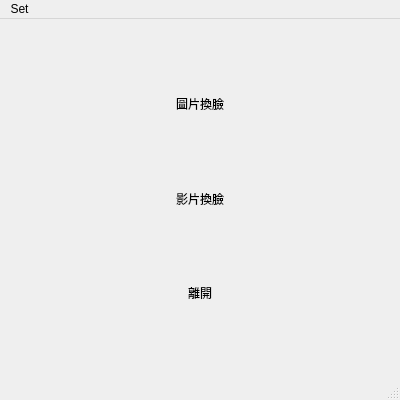
Before: the Qt Designer form Qtuic/main.ui in ShunHua0404/FaceSwap_application, drawn with Qt 5.
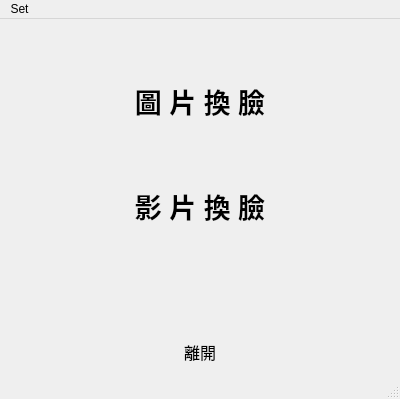
After: the same form once the commit is applied.

The edit to the form file:
```diff
--- a/Qtuic/main.ui
+++ b/Qtuic/main.ui
@@ -7,7 +7,7 @@
     <x>0</x>
     <y>0</y>
     <width>400</width>
-    <height>400</height>
+    <height>399</height>
    </rect>
   </property>
   <property name="maximumSize">
@@ -23,134 +23,264 @@
    <string notr="true"/>
   </property>
   <widget class="QWidget" name="centralwidget">
-   <layout class="QGridLayout" name="gridLayout_2">
-    <item row="1" column="0">
-     <layout class="QGridLayout" name="gridLayout">
-      <item row="10" column="0">
-       <widget class="QPushButton" name="pushButton_exit">
-        <property name="maximumSize">
-         <size>
-          <width>380</width>
-          <height>32</height>
-         </size>
-        </property>
-        <property name="styleSheet">
-         <string notr="true">*{border: 4px solid 'green';
-background: 'white';
-border-radius: 100px; 
-padding: 2px 0;
-margin: 1px 1px;}
-*:hover{background: 'green';}</string>
-        </property>
-        <property name="text">
-         <string>離開</string>
-        </property>
-       </widget>
-      </item>
-      <item row="7" column="0">
-       <spacer name="verticalSpacer_2">
+   <layout class="QVBoxLayout" name="verticalLayout">
+    <item>
+     <spacer name="verticalSpacer">
+      <property name="orientation">
+       <enum>Qt::Vertical</enum>
+      </property>
+      <property name="sizeHint" stdset="0">
+       <size>
+        <width>20</width>
+        <height>34</height>
+       </size>
+      </property>
+     </spacer>
+    </item>
+    <item>
+     <layout class="QHBoxLayout" name="horizontalLayout_3">
+      <item>
+       <spacer name="horizontalSpacer_5">
         <property name="orientation">
-         <enum>Qt::Vertical</enum>
+         <enum>Qt::Horizontal</enum>
         </property>
         <property name="sizeHint" stdset="0">
          <size>
-          <width>20</width>
-          <height>40</height>
+          <width>40</width>
+          <height>20</height>
          </size>
         </property>
        </spacer>
       </item>
-      <item row="2" column="0">
-       <spacer name="verticalSpacer_5">
-        <property name="orientation">
-         <enum>Qt::Vertical</enum>
-        </property>
-        <property name="sizeHint" stdset="0">
-         <size>
-          <width>20</width>
-          <height>40</height>
-         </size>
-        </property>
-       </spacer>
-      </item>
-      <item row="11" column="0">
-       <spacer name="verticalSpacer_6">
-        <property name="orientation">
-         <enum>Qt::Vertical</enum>
-        </property>
-        <property name="sizeHint" stdset="0">
-         <size>
-          <width>20</width>
-          <height>40</height>
-         </size>
-        </property>
-       </spacer>
-      </item>
-      <item row="0" column="0">
-       <spacer name="verticalSpacer">
-        <property name="orientation">
-         <enum>Qt::Vertical</enum>
-        </property>
-        <property name="sizeHint" stdset="0">
-         <size>
-          <width>20</width>
-          <height>40</height>
-         </size>
-        </property>
-       </spacer>
-      </item>
-      <item row="1" column="0">
+      <item>
        <widget class="QPushButton" name="pushButton_imgswap">
+        <property name="minimumSize">
+         <size>
+          <width>300</width>
+          <height>50</height>
+         </size>
+        </property>
         <property name="maximumSize">
          <size>
-          <width>380</width>
-          <height>32</height>
+          <width>300</width>
+          <height>50</height>
          </size>
         </property>
         <property name="font">
          <font>
-          <weight>50</weight>
+          <pointsize>20</pointsize>
+          <weight>75</weight>
           <italic>false</italic>
-          <bold>false</bold>
+          <bold>true</bold>
           <strikeout>false</strikeout>
          </font>
         </property>
         <property name="focusPolicy">
          <enum>Qt::StrongFocus</enum>
         </property>
+        <property name="layoutDirection">
+         <enum>Qt::LeftToRight</enum>
+        </property>
         <property name="styleSheet">
          <string notr="true">*{border: 4px solid 'green';
 background: 'white';
-border-radius: 100px; 
+border-radius: 10px; 
 padding: 2px 0;
 margin: 1px 1px;}
 *:hover{background: 'green';}</string>
         </property>
         <property name="text">
-         <string>圖片換臉</string>
+         <string>圖 片 換 臉</string>
         </property>
        </widget>
       </item>
-      <item row="6" column="0">
+      <item>
+       <spacer name="horizontalSpacer_6">
+        <property name="orientation">
+         <enum>Qt::Horizontal</enum>
+        </property>
+        <property name="sizeHint" stdset="0">
+         <size>
+          <width>40</width>
+          <height>20</height>
+         </size>
+        </property>
+       </spacer>
+      </item>
+     </layout>
+    </item>
+    <item>
+     <spacer name="verticalSpacer_5">
+      <property name="orientation">
+       <enum>Qt::Vertical</enum>
+      </property>
+      <property name="sizeHint" stdset="0">
+       <size>
+        <width>20</width>
+        <height>33</height>
+       </size>
+      </property>
+     </spacer>
+    </item>
+    <item>
+     <layout class="QHBoxLayout" name="horizontalLayout_2">
+      <item>
+       <spacer name="horizontalSpacer_4">
+        <property name="orientation">
+         <enum>Qt::Horizontal</enum>
+        </property>
+        <property name="sizeHint" stdset="0">
+         <size>
+          <width>40</width>
+          <height>20</height>
+         </size>
+        </property>
+       </spacer>
+      </item>
+      <item>
        <widget class="QPushButton" name="pushButton_videoswap">
+        <property name="minimumSize">
+         <size>
+          <width>300</width>
+          <height>50</height>
+         </size>
+        </property>
         <property name="maximumSize">
          <size>
-          <width>380</width>
-          <height>32</height>
+          <width>300</width>
+          <height>50</height>
          </size>
         </property>
+        <property name="font">
+         <font>
+          <pointsize>20</pointsize>
+          <weight>75</weight>
+          <bold>true</bold>
+         </font>
+        </property>
+        <property name="layoutDirection">
+         <enum>Qt::RightToLeft</enum>
+        </property>
         <property name="styleSheet">
          <string notr="true">*{border: 4px solid 'green';
 background: 'white';
-border-radius: 100px; 
+border-radius: 10px; 
 padding: 2px 0;
 margin: 1px 1px;}
 *:hover{background: 'green';}</string>
         </property>
         <property name="text">
-         <string>影片換臉</string>
+         <string>影 片 換 臉</string>
         </property>
        </widget>
+      </item>
+      <item>
+       <spacer name="horizontalSpacer_3">
+        <property name="orientation">
+         <enum>Qt::Horizontal</enum>
+        </property>
+        <property name="sizeHint" stdset="0">
+         <size>
+          <width>40</width>
+          <height>20</height>
+         </size>
+        </property>
+       </spacer>
+      </item>
+     </layout>
+    </item>
+    <item>
+     <spacer name="verticalSpacer_2">
+      <property name="orientation">
+       <enum>Qt::Vertical</enum>
+      </property>
+      <property name="sizeHint" stdset="0">
+       <size>
+        <width>20</width>
+        <height>51</height>
+       </size>
+      </property>
+     </spacer>
+    </item>
+    <item>
+     <spacer name="verticalSpacer_6">
+      <property name="orientation">
+       <enum>Qt::Vertical</enum>
+      </property>
+      <property name="sizeHint" stdset="0">
+       <size>
+        <width>20</width>
+        <height>37</height>
+       </size>
+      </property>
+     </spacer>
+    </item>
+    <item>
+     <layout class="QHBoxLayout" name="horizontalLayout">
+      <item>
+       <spacer name="horizontalSpacer_2">
+        <property name="orientation">
+         <enum>Qt::Horizontal</enum>
+        </property>
+        <property name="sizeHint" stdset="0">
+         <size>
+          <width>40</width>
+          <height>20</height>
+         </size>
+        </property>
+       </spacer>
+      </item>
+      <item>
+       <widget class="QPushButton" name="pushButton_exit">
+        <property name="minimumSize">
+         <size>
+          <width>100</width>
+          <height>32</height>
+         </size>
+        </property>
+        <property name="maximumSize">
+         <size>
+          <width>380</width>
+          <height>32</height>
+         </size>
+        </property>
+        <property name="font">
+         <font>
+          <pointsize>12</pointsize>
+          <weight>50</weight>
+          <bold>false</bold>
+          <kerning>true</kerning>
+         </font>
+        </property>
+        <property name="cursor">
+         <cursorShape>ArrowCursor</cursorShape>
+        </property>
+        <property name="styleSheet">
+         <string notr="true">*{border: 2px solid 'red';
+background: 'red';
+border-radius: 10px; 
+padding: 2px 0;
+margin: 1px 1px;}
+*:hover{background:qlineargradient(spread:pad, x1:0, y1:1, x2:0, y2:0, stop:0 rgba(255, 0, 0, 255), stop:0.505618 rgba(216, 159, 159, 250), stop:1 rgba(255, 0, 0, 255));}
+</string>
+        </property>
+        <property name="text">
+         <string>離開</string>
+        </property>
+       </widget>
+      </item>
+      <item>
+       <spacer name="horizontalSpacer">
+        <property name="orientation">
+         <enum>Qt::Horizontal</enum>
+        </property>
+        <property name="sizeHint" stdset="0">
+         <size>
+          <width>40</width>
+          <height>20</height>
+         </size>
+        </property>
+       </spacer>
       </item>
      </layout>
     </item>
```
Left out of the diff: 4 changed lines with no effect on the pictures.
